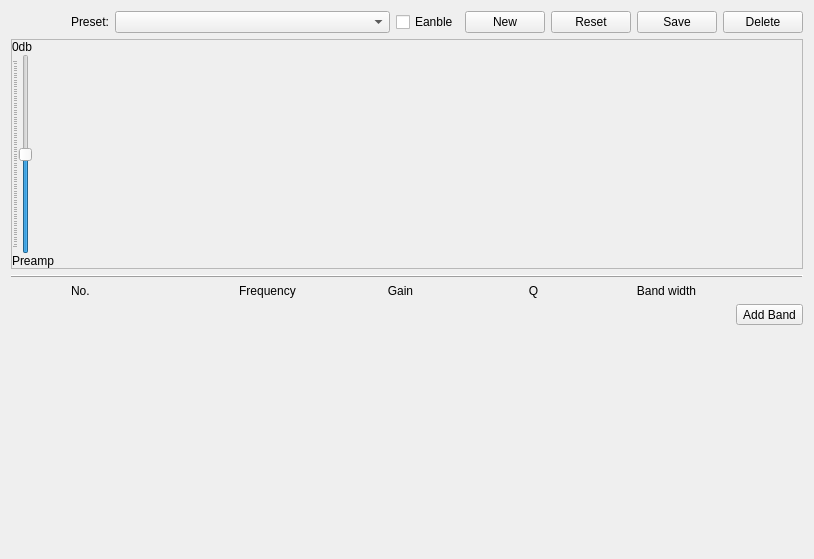
Old version of the form src/widget_shared/equalizerdialog.ui in the repository billlin0904/xamp2.
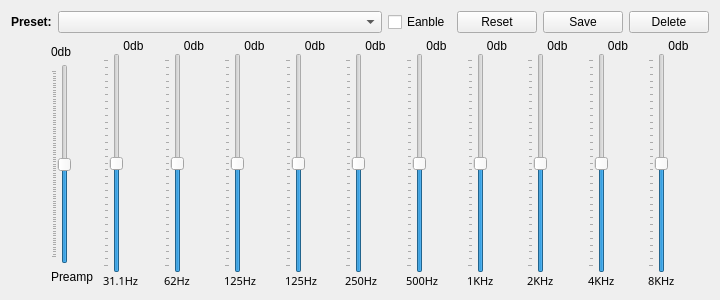
New version of the form. Custom widgets are drawn as their Qt base class.

```diff
--- a/src/widget_shared/equalizerdialog.ui
+++ b/src/widget_shared/equalizerdialog.ui
@@ -6,34 +6,41 @@
    <rect>
     <x>0</x>
     <y>0</y>
-    <width>814</width>
-    <height>559</height>
+    <width>720</width>
+    <height>300</height>
    </rect>
   </property>
+  <property name="sizePolicy">
+   <sizepolicy hsizetype="Fixed" vsizetype="Fixed">
+    <horstretch>0</horstretch>
+    <verstretch>0</verstretch>
+   </sizepolicy>
+  </property>
+  <property name="minimumSize">
+   <size>
+    <width>720</width>
+    <height>300</height>
+   </size>
+  </property>
+  <property name="maximumSize">
+   <size>
+    <width>720</width>
+    <height>300</height>
+   </size>
+  </property>
   <property name="windowTitle">
    <string>Equalizer</string>
   </property>
-  <layout class="QVBoxLayout" name="verticalLayout_4" stretch="0,0,0,0,0">
+  <layout class="QVBoxLayout" name="verticalLayout_13" stretch="0,1">
    <item>
-    <layout class="QHBoxLayout" name="horizontalLayout" stretch="0,0,1,0,0,0,0,0">
-     <item>
-      <spacer name="horizontalSpacer_5">
-       <property name="orientation">
-        <enum>Qt::Horizontal</enum>
-       </property>
-       <property name="sizeType">
-        <enum>QSizePolicy::Fixed</enum>
-       </property>
-       <property name="sizeHint" stdset="0">
-        <size>
-         <width>60</width>
-         <height>20</height>
-        </size>
-       </property>
-      </spacer>
-     </item>
+    <layout class="QHBoxLayout" name="horizontalLayout" stretch="0,1,0,0,0,0">
      <item>
       <widget class="QLabel" name="label_23">
+       <property name="font">
+        <font>
+         <bold>true</bold>
+        </font>
+       </property>
        <property name="text">
         <string>Preset:</string>
        </property>
@@ -49,13 +56,6 @@
        </property>
       </widget>
      </item>
-     <item>
-      <widget class="QPushButton" name="newButton">
-       <property name="text">
-        <string>New</string>
-       </property>
-      </widget>
-     </item>
      <item>
       <widget class="QPushButton" name="resetButton">
        <property name="text">
@@ -80,172 +80,12 @@
     </layout>
    </item>
    <item>
-    <widget class="QFrame" name="sliderFrame">
-     <property name="frameShape">
-      <enum>QFrame::StyledPanel</enum>
+    <layout class="QHBoxLayout" name="horizontalLayout_3" stretch="1,0,1">
+     <property name="spacing">
+      <number>0</number>
      </property>
-     <property name="frameShadow">
-      <enum>QFrame::Raised</enum>
-     </property>
-     <layout class="QVBoxLayout" name="verticalLayout_13">
-      <property name="leftMargin">
-       <number>0</number>
-      </property>
-      <property name="topMargin">
-       <number>0</number>
-      </property>
-      <property name="rightMargin">
-       <number>0</number>
-      </property>
-      <property name="bottomMargin">
-       <number>0</number>
-      </property>
-      <item>
-       <layout class="QHBoxLayout" name="horizontalLayout_3" stretch="0,1">
-        <property name="spacing">
-         <number>0</number>
-        </property>
-        <item>
-         <layout class="QVBoxLayout" name="verticalLayout_12">
-          <property name="spacing">
-           <number>0</number>
-          </property>
-          <item>
-           <widget class="QLabel" name="preampDbLabel">
-            <property name="minimumSize">
-             <size>
-              <width>60</width>
-              <height>0</height>
-             </size>
-            </property>
-            <property name="maximumSize">
-             <size>
-              <width>60</width>
-              <height>16777215</height>
-             </size>
-            </property>
-            <property name="text">
-             <string>0db</string>
-            </property>
-            <property name="alignment">
-             <set>Qt::AlignLeading|Qt::AlignLeft|Qt::AlignVCenter</set>
-            </property>
-           </widget>
-          </item>
-          <item>
-           <widget class="DoubleSlider" name="preampSlider">
-            <property name="sizePolicy">
-             <sizepolicy hsizetype="Fixed" vsizetype="Fixed">
-              <horstretch>0</horstretch>
-              <verstretch>0</verstretch>
-             </sizepolicy>
-            </property>
-            <property name="minimumSize">
-             <size>
-              <width>0</width>
-              <height>200</height>
-             </size>
-            </property>
-            <property name="maximumSize">
-             <size>
-              <width>16777215</width>
-              <height>200</height>
-             </size>
-            </property>
-            <property name="minimum">
-             <number>-400</number>
-            </property>
-            <property name="maximum">
-             <number>400</number>
-            </property>
-            <property name="orientation">
-             <enum>Qt::Vertical</enum>
-            </property>
-            <property name="tickPosition">
-             <enum>QSlider::TicksAbove</enum>
-            </property>
-           </widget>
-          </item>
-          <item>
-           <widget class="QLabel" name="preampLabel">
-            <property name="minimumSize">
-             <size>
-              <width>50</width>
-              <height>0</height>
-             </size>
-            </property>
-            <property name="maximumSize">
-             <size>
-              <width>50</width>
-              <height>16777215</height>
-             </size>
-            </property>
-            <property name="text">
-             <string>Preamp</string>
-            </property>
-           </widget>
-          </item>
-         </layout>
-        </item>
-        <item>
-         <widget class="ParametricEqView" name="parametricEqView" native="true"/>
-        </item>
-       </layout>
-      </item>
-     </layout>
-    </widget>
-   </item>
-   <item>
-    <widget class="QFrame" name="frame">
-     <property name="frameShape">
-      <enum>QFrame::HLine</enum>
-     </property>
-     <property name="frameShadow">
-      <enum>QFrame::Raised</enum>
-     </property>
-    </widget>
-   </item>
-   <item>
-    <layout class="QGridLayout" name="gridLayout" rowstretch="0,0,0">
-     <property name="sizeConstraint">
-      <enum>QLayout::SetDefaultConstraint</enum>
-     </property>
-     <item row="2" column="10">
-      <widget class="QToolButton" name="addBandButton">
-       <property name="text">
-        <string>Add Band</string>
-       </property>
-      </widget>
-     </item>
-     <item row="1" column="8">
-      <widget class="QLabel" name="label_15">
-       <property name="text">
-        <string>Band width</string>
-       </property>
-       <property name="alignment">
-        <set>Qt::AlignCenter</set>
-       </property>
-      </widget>
-     </item>
-     <item row="1" column="6">
-      <widget class="QLabel" name="label_14">
-       <property name="text">
-        <string>Q</string>
-       </property>
-       <property name="alignment">
-        <set>Qt::AlignCenter</set>
-       </property>
-      </widget>
-     </item>
-     <item row="1" column="1">
-      <widget class="QLabel" name="label_2">
-       <property name="text">
-        <string>No.</string>
-       </property>
-      </widget>
-     </item>
-     <item row="2" column="0">
-      <spacer name="horizontalSpacer_3">
+     <item>
+      <spacer name="horizontalSpacer">
        <property name="orientation">
         <enum>Qt::Horizontal</enum>
        </property>
@@ -254,47 +94,555 @@
        </property>
        <property name="sizeHint" stdset="0">
         <size>
-         <width>60</width>
+         <width>40</width>
          <height>20</height>
         </size>
        </property>
       </spacer>
      </item>
-     <item row="1" column="3">
-      <widget class="QLabel" name="label_12">
-       <property name="text">
-        <string>Frequency</string>
+     <item>
+      <layout class="QVBoxLayout" name="verticalLayout_12">
+       <property name="spacing">
+        <number>0</number>
        </property>
-       <property name="alignment">
-        <set>Qt::AlignCenter</set>
-       </property>
-      </widget>
+       <item>
+        <widget class="QLabel" name="preampDbLabel">
+         <property name="text">
+          <string>0db</string>
+         </property>
+         <property name="alignment">
+          <set>Qt::AlignLeading|Qt::AlignLeft|Qt::AlignVCenter</set>
+         </property>
+        </widget>
+       </item>
+       <item>
+        <widget class="DoubleSlider" name="preampSlider">
+         <property name="sizePolicy">
+          <sizepolicy hsizetype="Fixed" vsizetype="Fixed">
+           <horstretch>0</horstretch>
+           <verstretch>0</verstretch>
+          </sizepolicy>
+         </property>
+         <property name="minimumSize">
+          <size>
+           <width>0</width>
+           <height>200</height>
+          </size>
+         </property>
+         <property name="maximumSize">
+          <size>
+           <width>16777215</width>
+           <height>200</height>
+          </size>
+         </property>
+         <property name="minimum">
+          <number>-400</number>
+         </property>
+         <property name="maximum">
+          <number>400</number>
+         </property>
+         <property name="orientation">
+          <enum>Qt::Vertical</enum>
+         </property>
+         <property name="tickPosition">
+          <enum>QSlider::TicksAbove</enum>
+         </property>
+        </widget>
+       </item>
+       <item>
+        <widget class="QLabel" name="preampLabel">
+         <property name="text">
+          <string>Preamp</string>
+         </property>
+        </widget>
+       </item>
+      </layout>
      </item>
-     <item row="1" column="5">
-      <widget class="QLabel" name="label_13">
-       <property name="text">
-        <string>Gain</string>
-       </property>
-       <property name="alignment">
-        <set>Qt::AlignCenter</set>
-       </property>
-      </widget>
+     <item>
+      <layout class="QGridLayout" name="gridLayout">
+       <item row="0" column="0">
+        <spacer name="horizontalSpacer_2">
+         <property name="orientation">
+          <enum>Qt::Horizontal</enum>
+         </property>
+         <property name="sizeType">
+          <enum>QSizePolicy::Fixed</enum>
+         </property>
+         <property name="sizeHint" stdset="0">
+          <size>
+           <width>10</width>
+           <height>20</height>
+          </size>
+         </property>
+        </spacer>
+       </item>
+       <item row="0" column="1">
+        <layout class="QVBoxLayout" name="verticalLayout">
+         <property name="spacing">
+          <number>0</number>
+         </property>
+         <item>
+          <widget class="QLabel" name="band1DbLabel">
+           <property name="text">
+            <string>0db</string>
+           </property>
+           <property name="alignment">
+            <set>Qt::AlignCenter</set>
+           </property>
+          </widget>
+         </item>
+         <item>
+          <widget class="DoubleSlider" name="band1Slider">
+           <property name="minimum">
+            <number>-150</number>
+           </property>
+           <property name="maximum">
+            <number>150</number>
+           </property>
+           <property name="orientation">
+            <enum>Qt::Vertical</enum>
+           </property>
+           <property name="tickPosition">
+            <enum>QSlider::TicksAbove</enum>
+           </property>
+          </widget>
+         </item>
+         <item>
+          <widget class="QLabel" name="band1FeqLabel">
+           <property name="font">
+            <font>
+             <family>Work Sans</family>
+             <pointsize>8</pointsize>
+            </font>
+           </property>
+           <property name="text">
+            <string>31.1Hz</string>
+           </property>
+          </widget>
+         </item>
+        </layout>
+       </item>
+       <item row="0" column="2">
+        <layout class="QVBoxLayout" name="verticalLayout_2">
+         <property name="spacing">
+          <number>0</number>
+         </property>
+         <item>
+          <widget class="QLabel" name="band2DbLabel">
+           <property name="text">
+            <string>0db</string>
+           </property>
+           <property name="alignment">
+            <set>Qt::AlignCenter</set>
+           </property>
+          </widget>
+         </item>
+         <item>
+          <widget class="DoubleSlider" name="band2Slider">
+           <property name="minimum">
+            <number>-150</number>
+           </property>
+           <property name="maximum">
+            <number>150</number>
+           </property>
+           <property name="orientation">
+            <enum>Qt::Vertical</enum>
+           </property>
+           <property name="tickPosition">
+            <enum>QSlider::TicksAbove</enum>
+           </property>
+          </widget>
+         </item>
+         <item>
+          <widget class="QLabel" name="band2FeqLabel">
+           <property name="font">
+            <font>
+             <family>Work Sans</family>
+             <pointsize>8</pointsize>
+            </font>
+           </property>
+           <property name="text">
+            <string>62Hz</string>
+           </property>
+          </widget>
+         </item>
+        </layout>
+       </item>
+       <item row="0" column="3">
+        <layout class="QVBoxLayout" name="verticalLayout_3">
+         <property name="spacing">
+          <number>0</number>
+         </property>
+         <item>
+          <widget class="QLabel" name="band3DbLabel">
+           <property name="text">
+            <string>0db</string>
+           </property>
+           <property name="alignment">
+            <set>Qt::AlignCenter</set>
+           </property>
+          </widget>
+         </item>
+         <item>
+          <widget class="DoubleSlider" name="band3Slider">
+           <property name="minimum">
+            <number>-150</number>
+           </property>
+           <property name="maximum">
+            <number>150</number>
+           </property>
+           <property name="orientation">
+            <enum>Qt::Vertical</enum>
+           </property>
+           <property name="tickPosition">
+            <enum>QSlider::TicksAbove</enum>
+           </property>
+          </widget>
+         </item>
+         <item>
+          <widget class="QLabel" name="band3FeqLabel">
+           <property name="font">
+            <font>
+             <family>Work Sans</family>
+             <pointsize>8</pointsize>
+            </font>
+           </property>
+           <property name="text">
+            <string>125Hz</string>
+           </property>
+          </widget>
+         </item>
+        </layout>
+       </item>
+       <item row="0" column="4">
+        <layout class="QVBoxLayout" name="verticalLayout_4">
+         <property name="spacing">
+          <number>0</number>
+         </property>
+         <item>
+          <widget class="QLabel" name="band4DbLabel">
+           <property name="text">
+            <string>0db</string>
+           </property>
+           <property name="alignment">
+            <set>Qt::AlignCenter</set>
+           </property>
+          </widget>
+         </item>
+         <item>
+          <widget class="DoubleSlider" name="band4Slider">
+           <property name="minimum">
+            <number>-150</number>
+           </property>
+           <property name="maximum">
+            <number>150</number>
+           </property>
+           <property name="orientation">
+            <enum>Qt::Vertical</enum>
+           </property>
+           <property name="tickPosition">
+            <enum>QSlider::TicksAbove</enum>
+           </property>
+          </widget>
+         </item>
+         <item>
+          <widget class="QLabel" name="band4FeqLabel">
+           <property name="font">
+            <font>
+             <family>Work Sans</family>
+             <pointsize>8</pointsize>
+            </font>
+           </property>
+           <property name="text">
+            <string>125Hz</string>
+           </property>
+          </widget>
+         </item>
+        </layout>
+       </item>
+       <item row="0" column="5">
+        <layout class="QVBoxLayout" name="verticalLayout_5">
+         <property name="spacing">
+          <number>0</number>
+         </property>
+         <item>
+          <widget class="QLabel" name="band5DbLabel">
+           <property name="text">
+            <string>0db</string>
+           </property>
+           <property name="alignment">
+            <set>Qt::AlignCenter</set>
+           </property>
+          </widget>
+         </item>
+         <item>
+          <widget class="DoubleSlider" name="band5Slider">
+           <property name="minimum">
+            <number>-150</number>
+           </property>
+           <property name="maximum">
+            <number>150</number>
+           </property>
+           <property name="orientation">
+            <enum>Qt::Vertical</enum>
+           </property>
+           <property name="tickPosition">
+            <enum>QSlider::TicksAbove</enum>
+           </property>
+          </widget>
+         </item>
+         <item>
+          <widget class="QLabel" name="band5FeqLabel">
+           <property name="font">
+            <font>
+             <family>Work Sans</family>
+             <pointsize>8</pointsize>
+            </font>
+           </property>
+           <property name="text">
+            <string>250Hz</string>
+           </property>
+          </widget>
+         </item>
+        </layout>
+       </item>
+       <item row="0" column="6">
+        <layout class="QVBoxLayout" name="verticalLayout_6">
+         <property name="spacing">
+          <number>0</number>
+         </property>
+         <item>
+          <widget class="QLabel" name="band6DbLabel">
+           <property name="text">
+            <string>0db</string>
+           </property>
+           <property name="alignment">
+            <set>Qt::AlignCenter</set>
+           </property>
+          </widget>
+         </item>
+         <item>
+          <widget class="DoubleSlider" name="band6Slider">
+           <property name="minimum">
+            <number>-150</number>
+           </property>
+           <property name="maximum">
+            <number>150</number>
+           </property>
+           <property name="orientation">
+            <enum>Qt::Vertical</enum>
+           </property>
+           <property name="tickPosition">
+            <enum>QSlider::TicksAbove</enum>
+           </property>
+          </widget>
+         </item>
+         <item>
+          <widget class="QLabel" name="band6FeqLabel">
+           <property name="font">
+            <font>
+             <family>Work Sans</family>
+             <pointsize>8</pointsize>
+            </font>
+           </property>
+           <property name="text">
+            <string>500Hz</string>
+           </property>
+          </widget>
+         </item>
+        </layout>
+       </item>
+       <item row="0" column="7">
+        <layout class="QVBoxLayout" name="verticalLayout_7">
+         <property name="spacing">
+          <number>0</number>
+         </property>
+         <item>
+          <widget class="QLabel" name="band7DbLabel">
+           <property name="text">
+            <string>0db</string>
+           </property>
+           <property name="alignment">
+            <set>Qt::AlignCenter</set>
+           </property>
+          </widget>
+         </item>
+         <item>
+          <widget class="DoubleSlider" name="band7Slider">
+           <property name="minimum">
+            <number>-150</number>
+           </property>
+           <property name="maximum">
+            <number>150</number>
+           </property>
+           <property name="orientation">
+            <enum>Qt::Vertical</enum>
+           </property>
+           <property name="tickPosition">
+            <enum>QSlider::TicksAbove</enum>
+           </property>
+          </widget>
+         </item>
+         <item>
+          <widget class="QLabel" name="band7FeqLabel">
+           <property name="font">
+            <font>
+             <family>Work Sans</family>
+             <pointsize>8</pointsize>
+            </font>
+           </property>
+           <property name="text">
+            <string>1KHz</string>
+           </property>
+          </widget>
+         </item>
+        </layout>
+       </item>
+       <item row="0" column="8">
+        <layout class="QVBoxLayout" name="verticalLayout_8">
+         <property name="spacing">
+          <number>0</number>
+         </property>
+         <item>
+          <widget class="QLabel" name="band8DbLabel">
+           <property name="text">
+            <string>0db</string>
+           </property>
+           <property name="alignment">
+            <set>Qt::AlignCenter</set>
+           </property>
+          </widget>
+         </item>
+         <item>
+          <widget class="DoubleSlider" name="band8Slider">
+           <property name="minimum">
+            <number>-150</number>
+           </property>
+           <property name="maximum">
+            <number>150</number>
+           </property>
+           <property name="orientation">
+            <enum>Qt::Vertical</enum>
+           </property>
+           <property name="tickPosition">
+            <enum>QSlider::TicksAbove</enum>
+           </property>
+          </widget>
+         </item>
+         <item>
+          <widget class="QLabel" name="band8FeqLabel">
+           <property name="font">
+            <font>
+             <family>Work Sans</family>
+             <pointsize>8</pointsize>
+            </font>
+           </property>
+           <property name="text">
+            <string>2KHz</string>
+           </property>
+          </widget>
+         </item>
+        </layout>
+       </item>
+       <item row="0" column="9">
+        <layout class="QVBoxLayout" name="verticalLayout_9">
+         <property name="spacing">
+          <number>0</number>
+         </property>
+         <item>
+          <widget class="QLabel" name="band9DbLabel">
+           <property name="text">
+            <string>0db</string>
+           </property>
+           <property name="alignment">
+            <set>Qt::AlignCenter</set>
+           </property>
+          </widget>
+         </item>
+         <item>
+          <widget class="DoubleSlider" name="band9Slider">
+           <property name="minimum">
+            <number>-150</number>
+           </property>
+           <property name="maximum">
+            <number>150</number>
+           </property>
+           <property name="orientation">
+            <enum>Qt::Vertical</enum>
+           </property>
+           <property name="tickPosition">
+            <enum>QSlider::TicksAbove</enum>
+           </property>
+          </widget>
+         </item>
+         <item>
+          <widget class="QLabel" name="band9FeqLabel">
+           <property name="font">
+            <font>
+             <family>Work Sans</family>
+             <pointsize>8</pointsize>
+            </font>
+           </property>
+           <property name="text">
+            <string>4KHz</string>
+           </property>
+          </widget>
+         </item>
+        </layout>
+       </item>
+       <item row="0" column="10">
+        <layout class="QVBoxLayout" name="verticalLayout_10">
+         <property name="spacing">
+          <number>0</number>
+         </property>
+         <property name="rightMargin">
+          <number>0</number>
+         </property>
+         <item>
+          <widget class="QLabel" name="band10DbLabel">
+           <property name="text">
+            <string>0db</string>
+           </property>
+           <property name="alignment">
+            <set>Qt::AlignCenter</set>
+           </property>
+          </widget>
+         </item>
+         <item>
+          <widget class="DoubleSlider" name="band10Slider">
+           <property name="minimum">
+            <number>-150</number>
+           </property>
+           <property name="maximum">
+            <number>150</number>
+           </property>
+           <property name="orientation">
+            <enum>Qt::Vertical</enum>
+           </property>
+           <property name="tickPosition">
+            <enum>QSlider::TicksAbove</enum>
+           </property>
+          </widget>
+         </item>
+         <item>
+          <widget class="QLabel" name="band10FeqLabel">
+           <property name="font">
+            <font>
+             <family>Work Sans</family>
+             <pointsize>8</pointsize>
+            </font>
+           </property>
+           <property name="text">
+            <string>8KHz</string>
+           </property>
+          </widget>
+         </item>
+        </layout>
+       </item>
+      </layout>
      </item>
     </layout>
    </item>
-   <item>
-    <spacer name="verticalSpacer">
-     <property name="orientation">
-      <enum>Qt::Vertical</enum>
-     </property>
-     <property name="sizeHint" stdset="0">
-      <size>
-       <width>20</width>
-       <height>40</height>
-      </size>
-     </property>
-    </spacer>
-   </item>
   </layout>
  </widget>
  <customwidgets>
@@ -303,12 +651,6 @@
    <extends>QSlider</extends>
    <header>widget/doubleslider.h</header>
   </customwidget>
-  <customwidget>
-   <class>ParametricEqView</class>
-   <extends>QWidget</extends>
-   <header>widget/parametriceqview.h</header>
-   <container>1</container>
-  </customwidget>
  </customwidgets>
  <resources/>
  <connections/>
```
Left out of the diff: 2 changed lines with no effect on the pictures.
